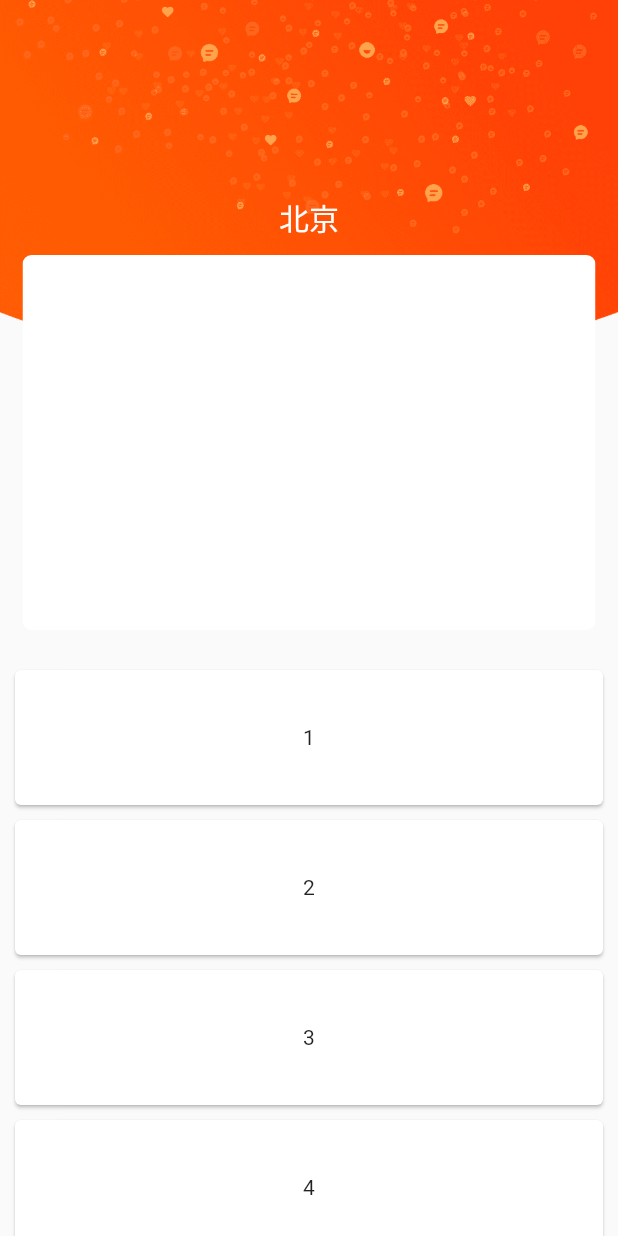
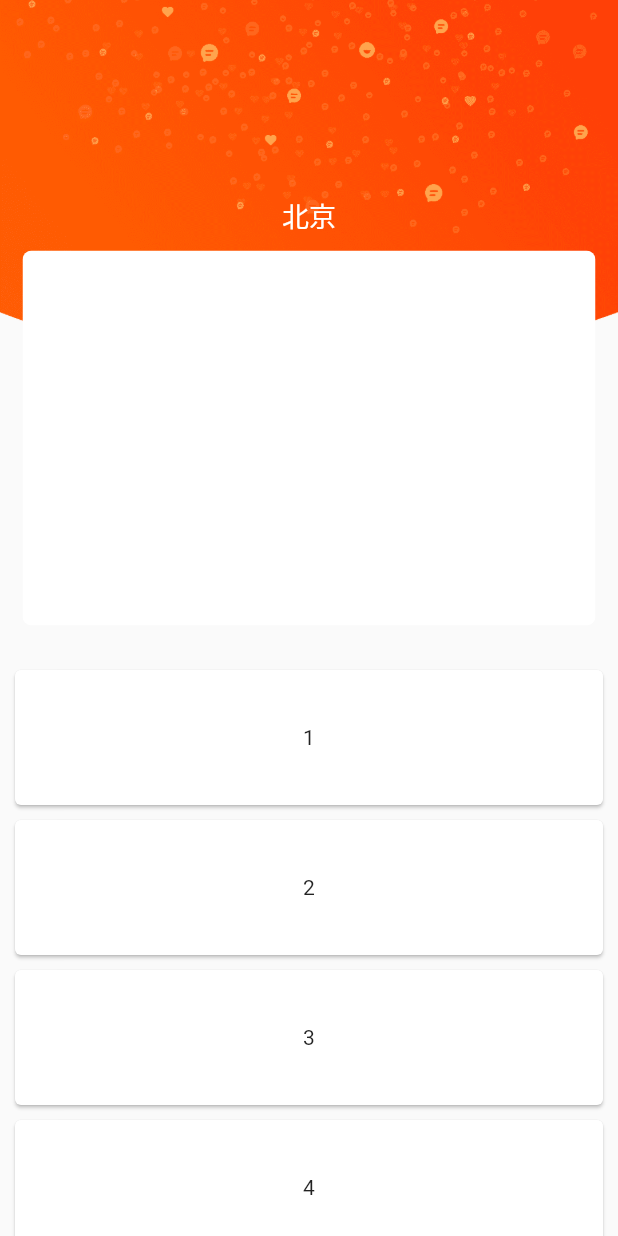
Before and after one commit to kuangzhongwen/wuba_home_tab_flutter, a Flutter app: the screen it shows after launch, on a phone screen of 412 x 824 dp. Run offline on Flutter 3.47's test engine with Material 2 defaults, Android fonts, the phone set to English and light mode, and no system bars; drawn by our look-alikes of pull_to_refresh.

Commit message:
修改首页城市文字大小

```diff
--- a/lib/SelectCityText.dart
+++ b/lib/SelectCityText.dart
@@ -21,9 +21,8 @@ class _SelectCityState extends State<SelectCityText> {
       child: Text(
           selectCity,
           textAlign: TextAlign.left,
-          softWrap: false,
           style: TextStyle(
-              fontSize: 20.0,
+              fontSize: 18.0,
               color: Colors.white
           )
       )
```
